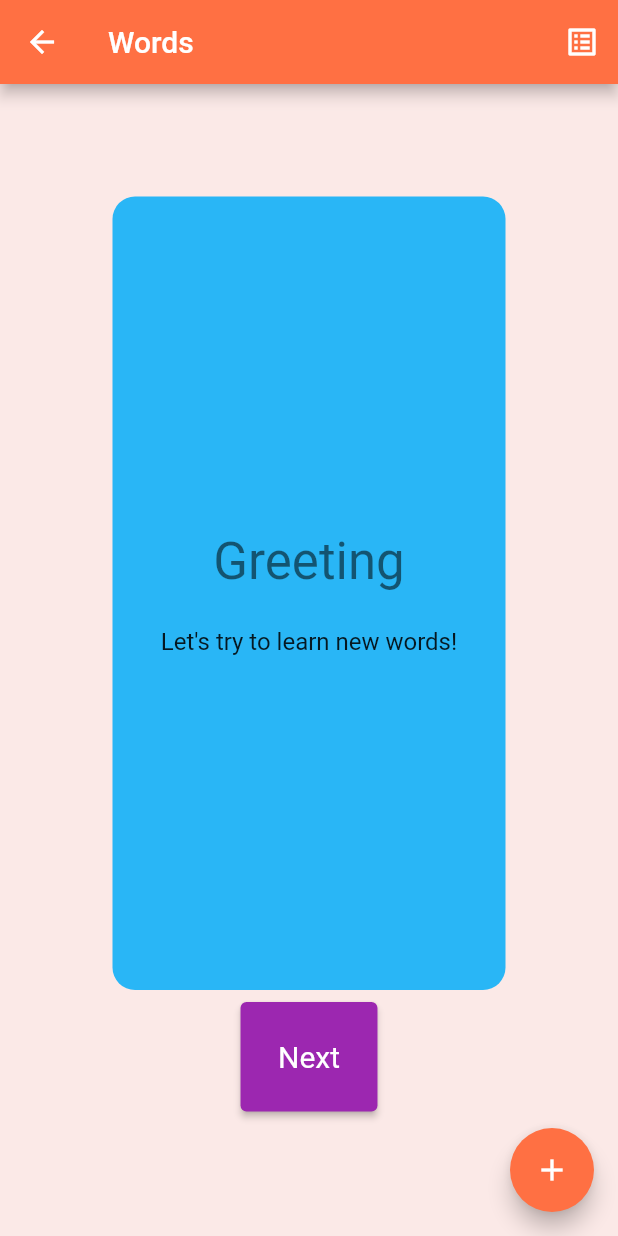
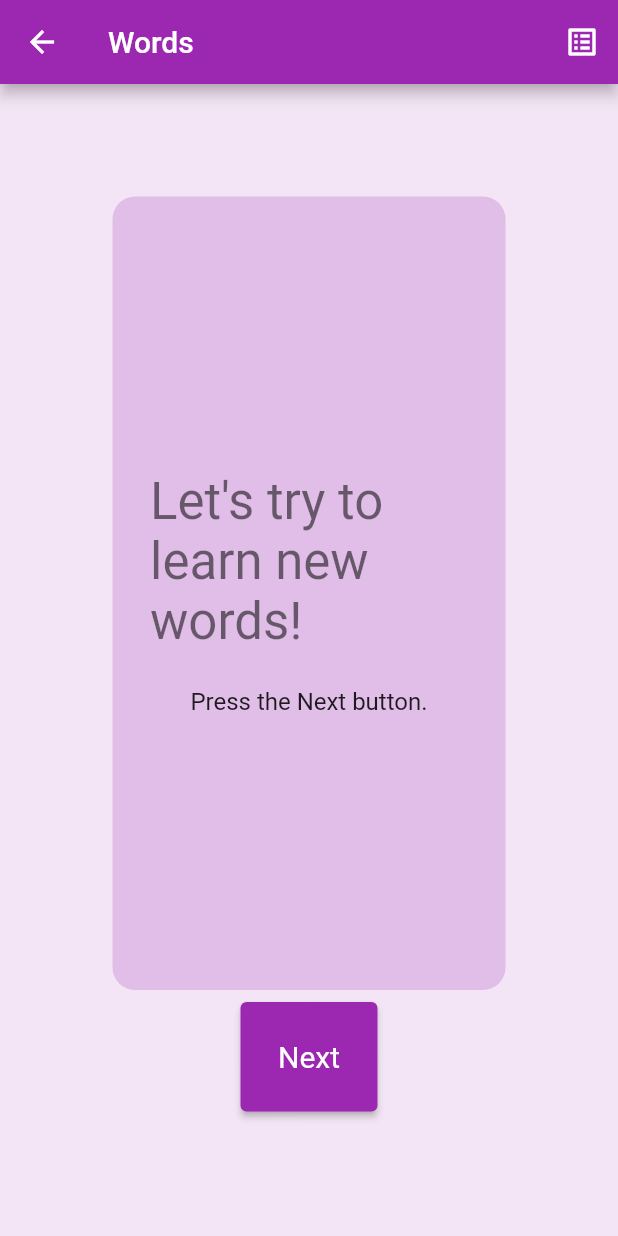
Before and after one commit to yurkiss/LearnWordsApp, a Flutter app: the WordSurfingScreen screen opened by its route, on a phone screen of 412 x 824 dp. Run offline on Flutter 3.47's test engine with Material 2 defaults, Android fonts, the phone set to English and light mode, and no system bars; our stand-ins replace dartz, drift, flutter_bloc, freezed_annotation, get_it, injectable and 1 more; missing offline and left inert: dart:ffi; accounts and stored records are empty; generated files the repository leaves out were written again.

Commit message:
Add words surfing screen.

```diff
--- a/lib/application.dart
+++ b/lib/application.dart
@@ -2,7 +2,7 @@ import 'package:flutter/material.dart';
 import 'package:learnwordsapp/features/home/presentation/screen/home_screen.dart';
 import 'package:learnwordsapp/features/list_item_details/presentation/screen/list_item_detail_screen.dart';
 import 'package:learnwordsapp/features/lists/presentation/screen/lists_screen.dart';
-import 'package:learnwordsapp/features/surfing/presentation/screen/my_home_page.dart';
+import 'package:learnwordsapp/features/surfing/presentation/screen/word_surfing_screen.dart';
 
 class DebugApplication extends StatelessWidget {
   const DebugApplication({Key? key}) : super(key: key);
--- a/lib/data/local/api/app_database.dart
+++ b/lib/data/local/api/app_database.dart
@@ -4,6 +4,8 @@ abstract class AppDatabase {
 
   Future<List<DbWordList>> getLists();
   Future<int> addList(DbWordListsCompanion list);
+  Future<int> addWord(DbTranslatedWordsCompanion words);
+  Future<void> addWords(List<DbTranslatedWordsCompanion> words);
   Stream<List<DbWordList>> watchLists();
 
   Future<List<DbTranslatedWord>> getWordsInList(int listId);
--- a/lib/data/local/api/exported_models.dart
+++ b/lib/data/local/api/exported_models.dart
@@ -2,3 +2,4 @@
 export '../database/database.dart' show DbWordList;
 export '../database/database.dart' show DbWordListsCompanion;
 export '../database/database.dart' show DbTranslatedWord;
+export '../database/database.dart' show DbTranslatedWordsCompanion;
--- a/lib/domain/repository/words_repository.dart
+++ b/lib/domain/repository/words_repository.dart
@@ -8,4 +8,6 @@ abstract class WordsRepository {
 
   Future<List<WordsList>> getLists();
 
+  Future<void> fillDB();
+
 }
--- a/lib/features/lists/presentation/model/lists_event.dart
+++ b/lib/features/lists/presentation/model/lists_event.dart
@@ -8,6 +8,8 @@ part 'lists_event.freezed.dart';
 abstract class ListsEvent {
   const factory ListsEvent.newListEvent() = NewListEvent;
 
+  const factory ListsEvent.fillDB() = FillDbEvent;
+
   const factory ListsEvent.listsQueryResultEvent(
       {required List<WordsList> lists}) = ListsQueryResultEvent;
 }
--- a/lib/features/surfing/presentation/screen/my_home_page.dart
+++ b/lib/features/surfing/presentation/screen/word_surfing_screen.dart
@@ -50,18 +50,14 @@ class _WordSurfingScreenState extends State<WordSurfingScreen> {
           // Here we take the value from the MyHomePage object that was created by
           // the App.build method, and use it to set our appbar title.
           title: Text(widget.title),
-          backgroundColor: Colors.deepOrange.shade400,
+          backgroundColor: Colors.purple,
           actions: [
-            IconButton(onPressed: () => {}, icon: const Icon(Icons.list_alt))
+            IconButton(
+                onPressed: () => {Navigator.pop(context)},
+                icon: const Icon(Icons.list_alt))
           ],
         ),
         body: const CardAndButtonWidget(),
-        floatingActionButton: FloatingActionButton(
-          onPressed: () => {},
-          tooltip: 'Increment',
-          backgroundColor: Colors.deepOrange.shade400,
-          child: const Icon(Icons.add),
-        ),
       ),
     );
   }
@@ -73,7 +69,7 @@ class CardAndButtonWidget extends StatelessWidget {
   @override
   Widget build(BuildContext context) {
     return Container(
-      color: Colors.deepOrange.shade50,
+      color: Colors.purple.shade50,
       constraints: const BoxConstraints.expand(),
       padding: const EdgeInsets.all(75),
       child: Column(
@@ -120,20 +116,20 @@ class GreetingWidget extends StatelessWidget {
       padding: const EdgeInsets.all(25),
       width: double.infinity,
       decoration: BoxDecoration(
-          color: Colors.lightBlue.shade400,
+          color: Colors.purple.shade100,
           borderRadius: const BorderRadius.vertical(
               top: Radius.circular(15), bottom: Radius.circular(15))),
       child: Column(
         mainAxisAlignment: MainAxisAlignment.center,
         children: [
           Text(
-            "Greeting",
+            "Let's try to learn new words!",
             style: Theme.of(context).textTheme.headline4,
           ),
           Padding(
             padding: const EdgeInsets.only(top: 24.0),
             child: Text(
-              "Let's try to learn new words!",
+              "Press the Next button.",
               style: Theme.of(context).textTheme.subtitle1,
             ),
           ),
--- a/lib/features/surfing/presentation/widget/word_card.dart
+++ b/lib/features/surfing/presentation/widget/word_card.dart
@@ -12,7 +12,7 @@ class WordCardWidget extends StatelessWidget {
       padding: const EdgeInsets.all(25),
       width: double.infinity,
       decoration: BoxDecoration(
-          color: Colors.deepOrange[200],
+          color: Colors.purple.shade100,
           borderRadius: const BorderRadius.vertical(
               top: Radius.circular(15), bottom: Radius.circular(15))),
       child: Column(
```
Also changed, not shown: lib/data/local/database/database.dart (+9 -1 lines), lib/data/local/repository/words_repository_impl.dart (+20 -0 lines), lib/features/lists/presentation/bloc/lists_bloc.dart (+14 -1 lines), lib/features/lists/presentation/screen/lists_screen.dart (+16 -5 lines), lib/di/setup_di.config.dart, lib/features/lists/presentation/model/lists_event.freezed.dart, 1 other file.
